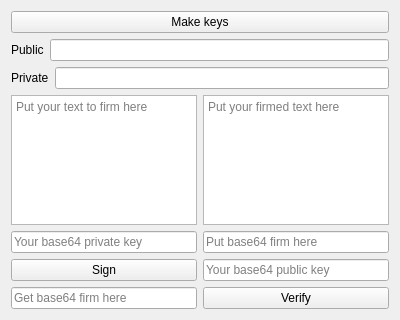
Old version of the form tools/cryptotest/MainWindow.ui in the repository alphaonex86/CatchChallenger.
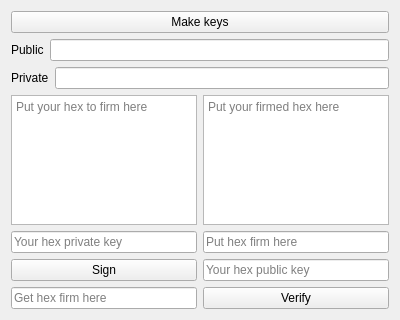
New version of the form.

Commit message: [Change] More usage for the crypto tools (can give public key, firm hexa)

What changed in the file:
```diff
--- a/tools/cryptotest/MainWindow.ui
+++ b/tools/cryptotest/MainWindow.ui
@@ -65,14 +65,14 @@
         <item>
          <widget class="QPlainTextEdit" name="sign_input">
           <property name="placeholderText">
-           <string>Put your text to firm here</string>
+           <string>Put your hex to firm here</string>
           </property>
          </widget>
         </item>
         <item>
          <widget class="QLineEdit" name="sign_privatekey">
           <property name="placeholderText">
-           <string>Your base64 private key</string>
+           <string>Your hex private key</string>
           </property>
          </widget>
         </item>
@@ -86,7 +86,7 @@
         <item>
          <widget class="QLineEdit" name="sign_output">
           <property name="placeholderText">
-           <string>Get base64 firm here</string>
+           <string>Get hex firm here</string>
           </property>
          </widget>
         </item>
@@ -97,21 +97,21 @@
         <item>
          <widget class="QPlainTextEdit" name="verify_input">
           <property name="placeholderText">
-           <string>Put your firmed text here</string>
+           <string>Put your firmed hex here</string>
           </property>
          </widget>
         </item>
         <item>
          <widget class="QLineEdit" name="verify_firm">
           <property name="placeholderText">
-           <string>Put base64 firm here</string>
+           <string>Put hex firm here</string>
           </property>
          </widget>
         </item>
         <item>
          <widget class="QLineEdit" name="verify_publickey">
           <property name="placeholderText">
-           <string>Your base64 public key</string>
+           <string>Your hex public key</string>
           </property>
          </widget>
         </item>
```
Left out of the diff: 6 changed lines with no effect on the pictures. The commit also changes 2 other files.
